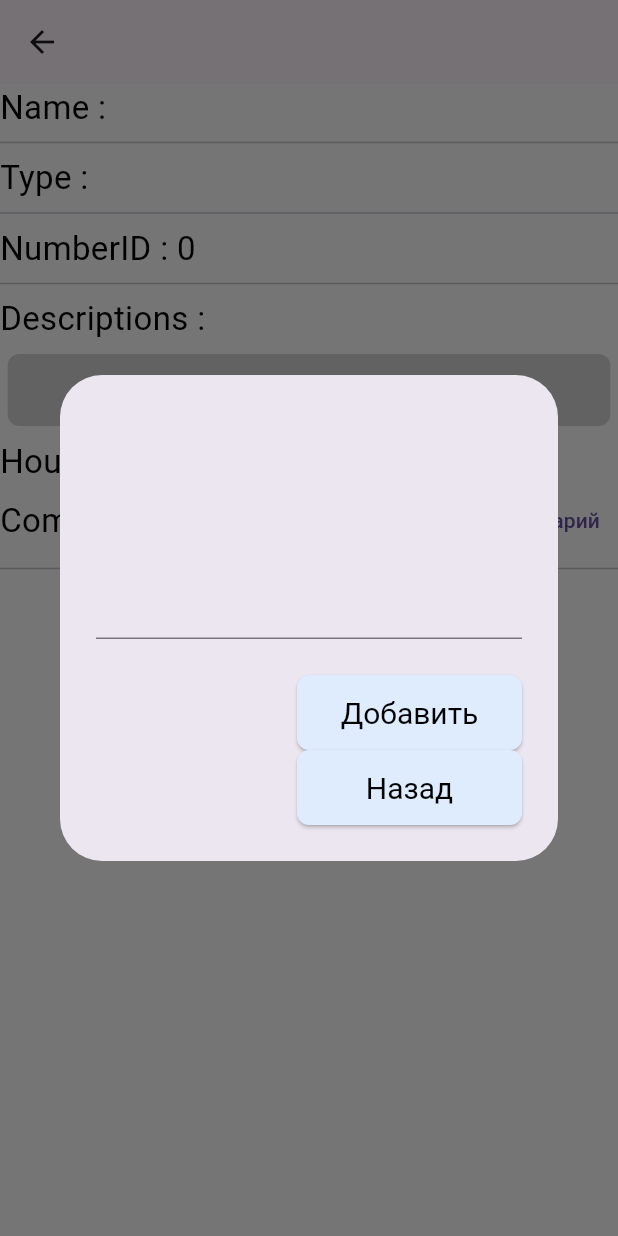
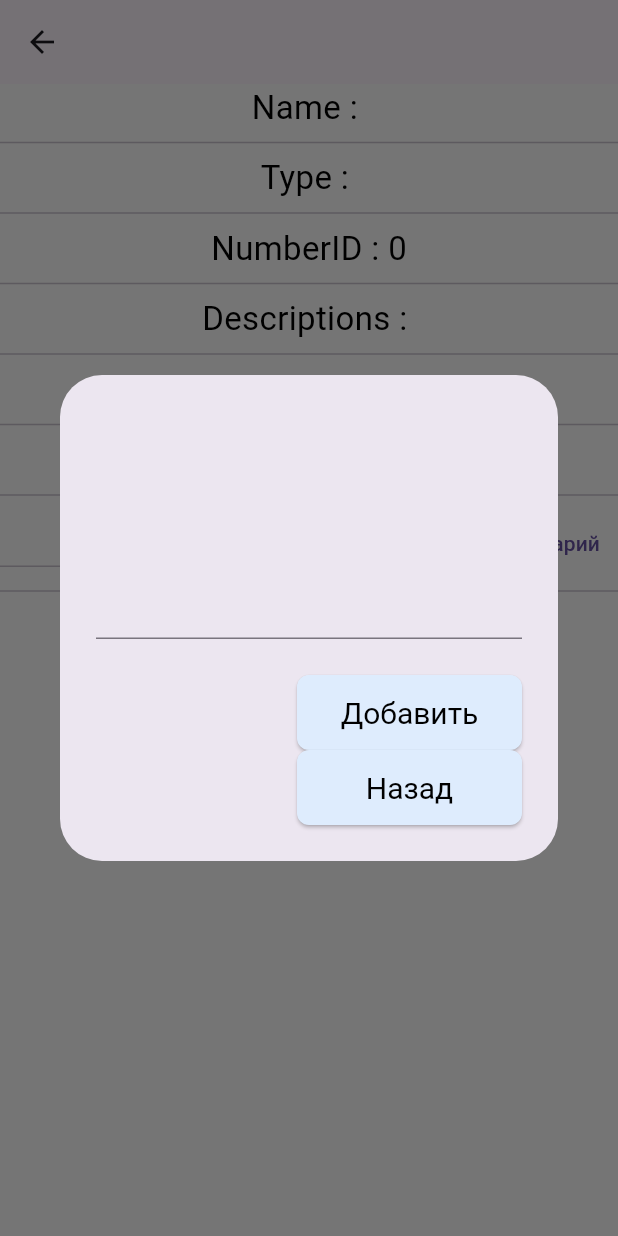
Before and after one commit to 9101423r/task_list, a Flutter app: the TaskPage screen opened directly with empty values, after a tap on "Добавить комментарий", on a phone screen of 412 x 824 dp. Run offline on Flutter 3.47's test engine with Material 3 defaults, Android fonts, the phone set to English and light mode, and no system bars; our stand-ins replace bloc, cloud_firestore, dio, equatable, firebase_auth, firebase_core and 4 more; accounts and stored records are empty; generated files the repository leaves out were written again; network calls fail.

```diff
--- a/lib/blocs/operation_for_task/operation_for_task_event.dart
+++ b/lib/blocs/operation_for_task/operation_for_task_event.dart
@@ -31,6 +31,9 @@ class TaskTapped extends OperationForTaskEvent {
 
 class ClearBoxTapped extends OperationForTaskEvent {}
 
-class PageRefreshed extends OperationForTaskEvent {}
+class PageRefreshed extends OperationForTaskEvent {
+  final List<String> listIDTask;
+  const PageRefreshed({required this.listIDTask});
+}
 
 class SignOut extends OperationForTaskEvent {}
--- a/lib/blocs/sign_in_bloc/sign_in_event.dart
+++ b/lib/blocs/sign_in_bloc/sign_in_event.dart
@@ -13,9 +13,3 @@ class SignInRequired extends SignInEvent {
 
   const SignInRequired({required this.email, required this.password});
 }
-
-class SwipeWithAnotherPage extends SignInEvent {
-  final BuildContext context;
-
-  const SwipeWithAnotherPage({required this.context});
-}
--- a/lib/blocs/sign_in_bloc/sign_in_state.dart
+++ b/lib/blocs/sign_in_bloc/sign_in_state.dart
@@ -14,7 +14,8 @@ class SignInSuccess extends SignInState {
 }
 
 class SignInFailure extends SignInState {
-  const SignInFailure();
+  final String firebaseException;
+  const SignInFailure({required this.firebaseException});
 }
 
 class SignInProcess extends SignInState {
--- a/lib/blocs/sign_up_bloc/sign_up_bloc.dart
+++ b/lib/blocs/sign_up_bloc/sign_up_bloc.dart
@@ -12,8 +12,6 @@ class SignUpBloc extends Bloc<SignUpEvent, SignUpState> {
     on<SignUpRequired>((event, emit) async {
       emit(const SignUpProcess());
       try {
-        Future.delayed(const Duration(seconds: 5));
-        const Duration(seconds: 5);
         MyUser user = await Authentication().signUp(event.user, event.password);
         await FirebaseUserAuth().createUser(user);
         emit(const SignUpSuccess());
--- a/lib/data/hive_local_storage/task_hive_local_storage.dart
+++ b/lib/data/hive_local_storage/task_hive_local_storage.dart
@@ -25,7 +25,7 @@ class TaskHiveLocalStorage {
 
   void changeStatus(Task task, String status) {
     Task newTask = task;
-    newTask.status = int.parse(status);
+    newTask.status =status;
     box.put(task.temporaryUUID, newTask);
   }
   void clearBox() async{
--- a/lib/domain/auth/auth_data.dart
+++ b/lib/domain/auth/auth_data.dart
@@ -4,15 +4,15 @@ import 'dart:developer' as dev;
 import 'package:task_list/domain/models/user_model.dart';
 
 class Authentication {
-  Future<bool> login(String email, String password) async {
+  Future<String> login(String email, String password) async {
     try {
       await FirebaseAuth.instance.signInWithEmailAndPassword(
           email: email.trim(), password: password.trim());
-      return true;
+      return 'Success';
     } on FirebaseAuthException catch (exceptions) {
       dev.log(exceptions.toString());
 
-      return false;
+      return exceptions.toString();
     }
   }
 
--- a/lib/domain/models/hive_models/task.dart
+++ b/lib/domain/models/hive_models/task.dart
@@ -1,8 +1,6 @@
-import 'dart:convert';
-
 import 'package:hive/hive.dart';
 import 'package:task_list/constants/validator.dart';
-import 'package:task_list/domain/models/user_model.dart';
+
 part 'task.g.dart';
 
 @HiveType(typeId: 1)
@@ -14,7 +12,7 @@ class Task {
   @HiveField(3)
   String descriptions;
   @HiveField(4)
-  int status;
+  String status;
   @HiveField(5)
   double hours;
   @HiveField(6)
@@ -38,24 +36,24 @@ class Task {
 
   factory Task.fromJson(Map<String, dynamic> json) {
     return Task(
-        id:int.parse(json['Number']),
+        id: int.parse(json['Number']),
         title: json['КраткоеОписание'],
         descriptions: json['ПодробноеОписание'],
-        status: 1,
-        hours: ( json['ЗатраченноеВремя']).toDouble() ,
+        status: json['Статус'],
+        hours: (json['ЗатраченноеВремя']).toDouble(),
         temporaryUUID: 'null',
         comments: List<String>.from(
           json['Комментарии'] ?? [],
         ),
         refKey: json['Исполнитель_Key'],
-        typeTask: 'TypeTask');
+        typeTask: json['ТипЗадачи_Key']);
   }
 
   Map toMap(String userRefKey) {
     DateTime now = DateTime.now();
     var map = <String, dynamic>{};
     map["DeletionMark"] = false;
-    map["Date"] = now.toString();
+    map["Date"] = Validator().customDateFormatter(now);
     map["Posted"] = true;
     map["Клиент_Key"] = userRefKey;
     map["ТипЗадачи_Key"] = refKey;
@@ -63,13 +61,13 @@ class Task {
     map["ПодробноеОписание"] = descriptions;
     map["Создатель_Key"] = "963be8af-302d-11ee-8c7b-000c292a705c";
     map["Исполнитель_Key"] = "89a6a0aa-c7ac-11ec-9a7b-1078d2d60194";
-    map["Срок"] = now.toString();
+    map["Срок"] = Validator().customPlusOneWeekDateFormatter(now);
     map["Наблюдатель_Key"] = "00000000-0000-0000-0000-000000000000";
     map["Приоритет"] = "Средний";
     map["ДатаФактическая"] = "0001-01-01T00:00:00";
-    map["ДатаИзменения"] = now.toString();
+    map["ДатаИзменения"] = Validator().customPlusOneWeekDateFormatter(now);
     map["ЧасыПереработки"] = 0;
-    map["Статус"] = "Открыта";
+    map["Статус"] = status;
     map["ЗатраченноеВремя"] = hours;
     map["Штучная"] = false;
     map["Часовая"] = false;
--- a/lib/domain/repository/local_task_repository.dart
+++ b/lib/domain/repository/local_task_repository.dart
@@ -24,11 +24,14 @@ class TaskRepository {
     _tasksController = StreamController<List<Task>>.broadcast();
     _loadTasks();
     getListTaskLikeInitialData();
+    updateValues([]);
   }
 
   void getloadTasks() {
     _loadTasks();
   }
+
+  void updateValues(List<Task> getTasks) => _tasksController.sink.add(getTasks);
 
   void _loadTasks() {
     _taskBox.watch().listen((event) {
--- a/lib/screens/general_widgets/company_name_drop_down.dart
+++ b/lib/screens/general_widgets/company_name_drop_down.dart
@@ -37,7 +37,8 @@ class DropDownWithRefKeyAndChangeValue extends StatelessWidget {
                     }
                   : {};
 
-              return DropdownButton<String>(
+              return DropdownButtonHideUnderline(
+                child: DropdownButton<String>(
                   value: state.selectedValue.isEmpty
                       ? companyName.first
                       : selectedValue,
@@ -58,6 +59,7 @@ class DropDownWithRefKeyAndChangeValue extends StatelessWidget {
                       onDropDownValueChoose(newValue);
                     }
                   },
+                ),
               );
             }
           },
--- a/lib/screens/task_screen/task_page.dart
+++ b/lib/screens/task_screen/task_page.dart
@@ -7,7 +7,6 @@ import 'package:task_list/screens/task_screen/widgets/alert_dialog.dart';
 import 'package:task_list/screens/task_screen/widgets/comments_show.dart';
 import 'package:flutter_gen/gen_l10n/app_localizations.dart';
 import 'package:task_list/screens/task_screen/widgets/just_text.dart';
-import 'package:task_list/screens/task_screen/widgets/status_choise.dart';
 
 class TaskPage extends StatefulWidget {
   final Task task;
@@ -18,10 +17,6 @@ class TaskPage extends StatefulWidget {
 }
 
 class _TaskPageState extends State<TaskPage> {
-
-
-
-
   @override
   Widget build(BuildContext context) {
     return Scaffold(
@@ -34,24 +29,17 @@ class _TaskPageState extends State<TaskPage> {
   Column bodyMain(BuildContext context) {
     return Column(crossAxisAlignment: CrossAxisAlignment.start, children: [
       JustText(stringType: 'Name', stringSpec: widget.task.title),
-      const Divider(),
       JustText(stringType: 'Type', stringSpec: widget.task.typeTask),
-      const Divider(),
       JustText(stringType: 'NumberID', stringSpec: widget.task.id.toString()),
-      const Divider(),
       JustText(
           stringType: 'Descriptions', stringSpec: widget.task.descriptions),
-      BlocProvider(
-        create: (context) => EditTaskBloc(),
-        child: StatusChoise(task: widget.task),
-      ),
+      JustText(stringType: 'Status', stringSpec: widget.task.status),
       JustText(stringType: 'Hour', stringSpec: widget.task.hours.toString()),
       commentsRow(context),
       const Divider(),
       CommentsListView(
-
-          task: widget.task,
-          ),
+        task: widget.task,
+      ),
     ]);
   }
 
--- a/lib/screens/task_screen/widgets/just_text.dart
+++ b/lib/screens/task_screen/widgets/just_text.dart
@@ -9,9 +9,12 @@ class JustText extends StatelessWidget {
 
   @override
   Widget build(BuildContext context) {
-    return Text(
-      '$stringType : $stringSpec',
-      style: AppTextStyles.h2,
-    );
+    return Column(children: [
+      Text(
+        '$stringType : $stringSpec',
+        style: AppTextStyles.h2,
+      ),
+      const Divider()
+    ]);
   }
 }
--- a/lib/screens/task_screen/widgets/status_choise.dart
+++ /dev/null
@@ -1,48 +0,0 @@
-import 'package:choice/choice.dart';
-import 'package:flutter/material.dart';
-import 'package:flutter_bloc/flutter_bloc.dart';
-import 'package:task_list/blocs/edit_task_bloc/edit_task_bloc.dart';
-import 'package:task_list/domain/models/hive_models/task.dart';
-
-
-class StatusChoise extends StatelessWidget {
-  final Task task;
-  const StatusChoise({required this.task, super.key});
-
-  @override
-  Widget build(BuildContext context) {
-    List<String> choices = ['1', '2', '3', '4', '5'];
-    return BlocBuilder<EditTaskBloc, EditTaskState>(
-      builder: (context, state) {
-        return Card(
-          clipBehavior: Clip.antiAlias,
-          child: PromptedChoice<String>.single(
-            title: 'Status',
-            value: task.status.toString(),
-            onChanged: (value) {
-              context
-                  .read<EditTaskBloc>()
-                  .add(ChangeStatus(task: task, status: value!));
-            },
-            itemCount: choices.length,
-            itemBuilder: (state, i) {
-              return RadioListTile(
-                value: choices[i],
-                groupValue: state.single,
-                onChanged: (value) {
-                  state.select(choices[i]);
-                },
-                title: ChoiceText(
-                  choices[i],
-                  highlight: state.search?.value,
-                ),
-              );
-            },
-            promptDelegate: ChoicePrompt.delegateBottomSheet(),
-            anchorBuilder: ChoiceAnchor.create(inline: true),
-          ),
-        );
-      },
-    );
-  }
-}
```
Also changed, not shown: lib/blocs/operation_for_task/operation_for_task_bloc.dart (+8 -31 lines), lib/blocs/operation_for_task/operation_for_task_state.dart (+0 -7 lines), lib/blocs/sign_in_bloc/sign_in_bloc.dart (+4 -8 lines), lib/constants/validator.dart (+15 -5 lines), lib/data/api/api_from_1c.dart (+35 -1 lines), lib/domain/auth/firebase_auth.dart (+37 -9 lines), lib/screens/home_screen/widgets/home_body.dart (+18 -9 lines), lib/screens/login_scren/widgets/forms/sign_form.dart (+11 -2 lines), lib/domain/models/hive_models/task.g.dart. Lines whose indentation alone changed are shown as unchanged.
